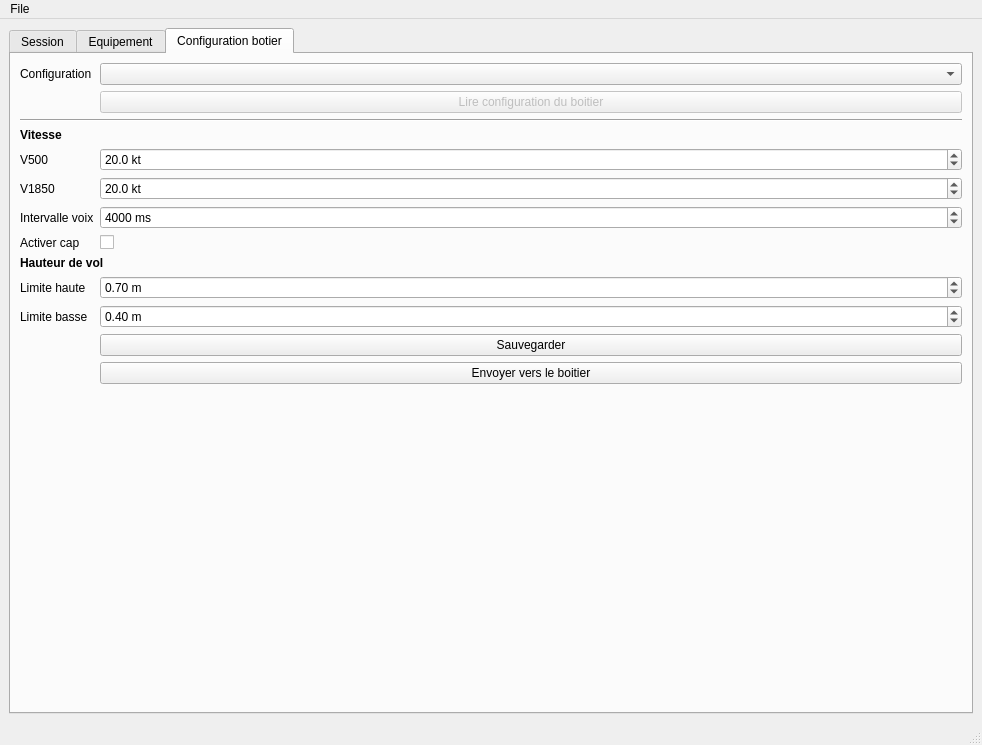
The window that seafoil-log-analyzer/ui/main_window.ui (ThomasLeMezo/seafoil-tools) describes before a commit, drawn with Qt 5.
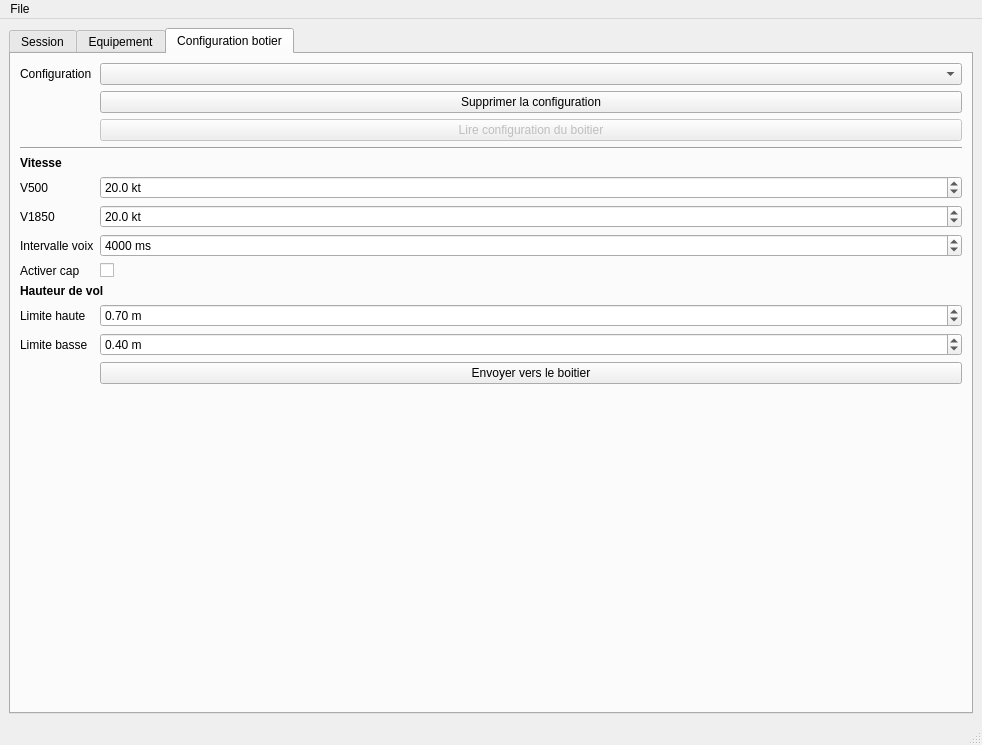
The same window after the commit.

What changed in the file:
```diff
--- a/seafoil-log-analyzer/ui/main_window.ui
+++ b/seafoil-log-analyzer/ui/main_window.ui
@@ -90,7 +90,7 @@
         <item row="0" column="1">
          <widget class="QComboBox" name="comboBox_configuration_list"/>
         </item>
-        <item row="3" column="1">
+        <item row="2" column="1">
          <widget class="QPushButton" name="pushButton_read_config">
           <property name="enabled">
            <bool>false</bool>
@@ -100,7 +100,7 @@
           </property>
          </widget>
         </item>
-        <item row="4" column="0" colspan="2">
+        <item row="3" column="0" colspan="2">
          <widget class="Line" name="line">
           <property name="sizePolicy">
            <sizepolicy hsizetype="Minimum" vsizetype="Minimum">
@@ -119,7 +119,7 @@
           </property>
          </widget>
         </item>
-        <item row="5" column="0" colspan="2">
+        <item row="4" column="0" colspan="2">
          <widget class="QLabel" name="label_7">
           <property name="font">
            <font>
@@ -138,14 +138,14 @@
           </property>
          </widget>
         </item>
-        <item row="6" column="0">
+        <item row="5" column="0">
          <widget class="QLabel" name="label_2">
           <property name="text">
            <string>V500</string>
           </property>
          </widget>
         </item>
-        <item row="6" column="1">
+        <item row="5" column="1">
          <widget class="QDoubleSpinBox" name="doubleSpinBox_v500">
           <property name="suffix">
            <string> kt</string>
@@ -161,14 +161,14 @@
           </property>
          </widget>
         </item>
-        <item row="7" column="0">
+        <item row="6" column="0">
          <widget class="QLabel" name="label_3">
           <property name="text">
            <string>V1850</string>
           </property>
          </widget>
         </item>
-        <item row="7" column="1">
+        <item row="6" column="1">
          <widget class="QDoubleSpinBox" name="doubleSpinBox_v1850">
           <property name="suffix">
            <string> kt</string>
@@ -184,14 +184,14 @@
           </property>
          </widget>
         </item>
-        <item row="8" column="0">
+        <item row="7" column="0">
          <widget class="QLabel" name="label_8">
           <property name="text">
            <string>Intervalle voix</string>
           </property>
          </widget>
         </item>
-        <item row="8" column="1">
+        <item row="7" column="1">
          <widget class="QSpinBox" name="spinBox_voice_interval">
           <property name="suffix">
            <string> ms</string>
@@ -210,21 +210,21 @@
           </property>
          </widget>
         </item>
-        <item row="9" column="0">
+        <item row="8" column="0">
          <widget class="QLabel" name="label_9">
           <property name="text">
            <string>Activer cap</string>
           </property>
          </widget>
         </item>
-        <item row="9" column="1">
+        <item row="8" column="1">
          <widget class="QCheckBox" name="checkBox_enable_heading">
           <property name="text">
            <string/>
           </property>
          </widget>
         </item>
-        <item row="10" column="0" colspan="2">
+        <item row="9" column="0" colspan="2">
          <widget class="QLabel" name="label_6">
           <property name="font">
            <font>
@@ -237,14 +237,14 @@
           </property>
          </widget>
         </item>
-        <item row="11" column="0">
+        <item row="10" column="0">
          <widget class="QLabel" name="label_4">
           <property name="text">
            <string>Limite haute</string>
           </property>
          </widget>
         </item>
-        <item row="11" column="1">
+        <item row="10" column="1">
          <widget class="QDoubleSpinBox" name="doubleSpinBox_height_too_high">
           <property name="suffix">
            <string> m</string>
@@ -260,14 +260,14 @@
           </property>
          </widget>
         </item>
-        <item row="12" column="0">
+        <item row="11" column="0">
          <widget class="QLabel" name="label_5">
           <property name="text">
            <string>Limite basse</string>
           </property>
          </widget>
         </item>
-        <item row="12" column="1">
+        <item row="11" column="1">
          <widget class="QDoubleSpinBox" name="doubleSpinBox_height_high">
           <property name="suffix">
            <string> m</string>
@@ -284,19 +284,19 @@
          </widget>
         </item>
         <item row="13" column="1">
-         <widget class="QPushButton" name="pushButton_save_config">
-          <property name="text">
-           <string>Sauvegarder</string>
-          </property>
-         </widget>
-        </item>
-        <item row="14" column="1">
          <widget class="QPushButton" name="pushButton_send_config">
           <property name="text">
            <string>Envoyer vers le boitier</string>
           </property>
          </widget>
         </item>
+        <item row="1" column="1">
+         <widget class="QPushButton" name="pushButton_remove_config">
+          <property name="text">
+           <string>Supprimer la configuration</string>
+          </property>
+         </widget>
+        </item>
        </layout>
       </widget>
      </widget>
```
